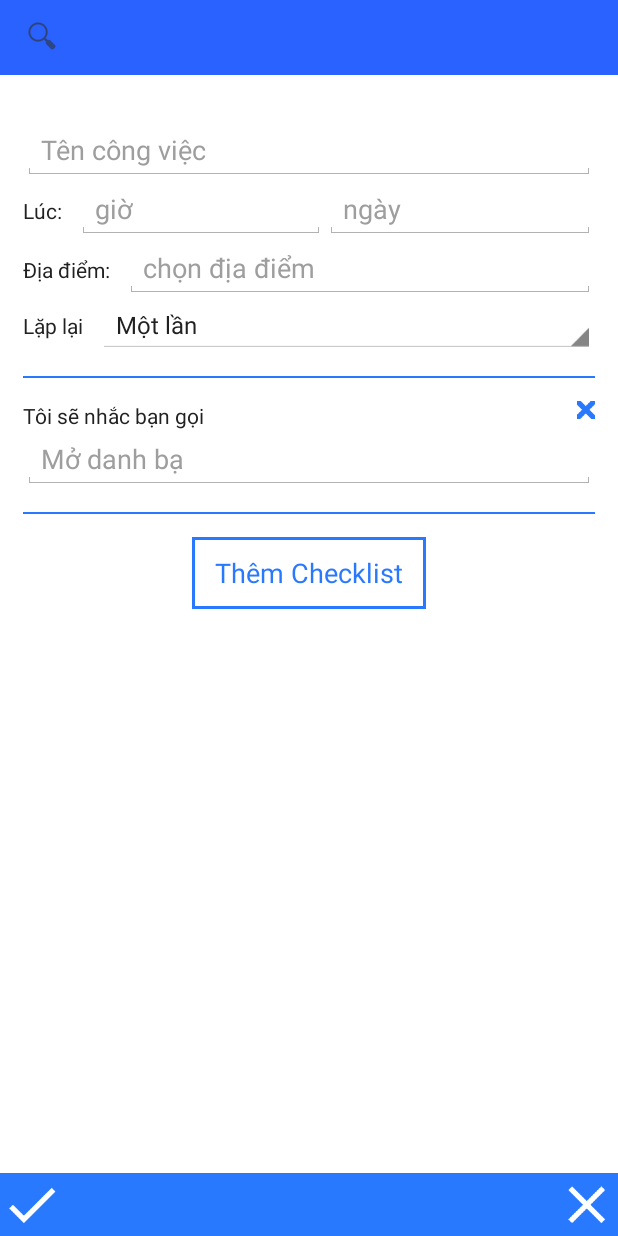
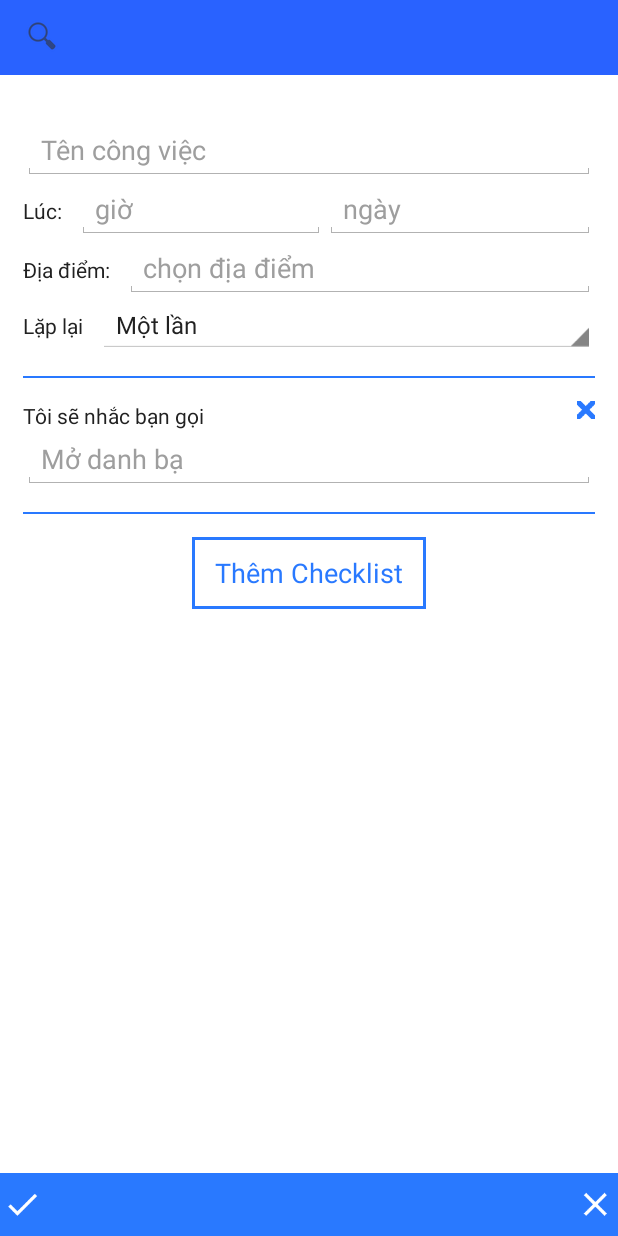
Before and after one commit to MinhNKB/ebutler-capstone-project, an Android app: the TaskDetail screen opened directly, with no data from a screen before it, on a phone screen of 412 x 824 dp. Run offline under Robolectric (Android 15) with nearby library versions, the phone set to English and light mode, and no system bars.

Commit message:
+ remove unneeded dependencies + Change Button to ImageButton in code + Change size of taskbar icons.

```diff
--- a/app/src/main/java/com/guardian/ebutler/ebutler/ChooseLocation.java
+++ b/app/src/main/java/com/guardian/ebutler/ebutler/ChooseLocation.java
@@ -2,16 +2,11 @@ package com.guardian.ebutler.ebutler;
 
 import android.app.Activity;
 import android.content.Intent;
-import android.content.res.Resources;
 import android.os.Bundle;
 import android.view.View;
 import android.widget.Button;
-import android.widget.EditText;
 
 import com.guardian.ebutler.screenhelper.FullscreenHelper;
-import com.guardian.ebutler.world.Global;
-
-import java.util.HashMap;
 
 public class ChooseLocation extends Activity implements View.OnClickListener {
 
--- a/app/src/main/java/com/guardian/ebutler/ebutler/ChooseTime.java
+++ b/app/src/main/java/com/guardian/ebutler/ebutler/ChooseTime.java
@@ -6,8 +6,8 @@ import android.content.Intent;
 import android.os.Build;
 import android.os.Bundle;
 import android.view.View;
-import android.widget.Button;
 import android.widget.DatePicker;
+import android.widget.ImageButton;
 import android.widget.TimePicker;
 
 public class ChooseTime extends Activity {
@@ -22,7 +22,7 @@ public class ChooseTime extends Activity {
     private void bindNavigationLocation() {
         final Context context = this;
 
-        Button button = (Button)findViewById(R.id.choose_time_buttonConfirm);
+        ImageButton button = (ImageButton)findViewById(R.id.choose_time_buttonConfirm);
         button.setOnClickListener(new View.OnClickListener() {
             @Override
             public void onClick(View v) {
@@ -57,7 +57,7 @@ public class ChooseTime extends Activity {
             }
         });
 
-        button = (Button)findViewById(R.id.choose_time_buttonCancel);
+        button = (ImageButton)findViewById(R.id.choose_time_buttonCancel);
         button.setOnClickListener(new View.OnClickListener() {
             @Override
             public void onClick(View v) {
--- a/app/src/main/java/com/guardian/ebutler/ebutler/Dashboard.java
+++ b/app/src/main/java/com/guardian/ebutler/ebutler/Dashboard.java
@@ -5,10 +5,7 @@ import android.content.Context;
 import android.content.Intent;
 import android.os.Bundle;
 import android.view.View;
-import android.view.ViewGroup;
 import android.widget.AdapterView;
-import android.widget.ArrayAdapter;
-import android.widget.Button;
 import android.widget.ImageButton;
 import android.widget.LinearLayout;
 import android.widget.ListView;
@@ -56,7 +53,7 @@ public class Dashboard extends Activity {
     private void bindNavigationLocation() {
         final Context context = this;
 
-        Button button = (Button)findViewById(R.id.dashboard_buttonAddTask);
+        ImageButton button = (ImageButton)findViewById(R.id.dashboard_buttonAddTask);
         button.setOnClickListener(new View.OnClickListener() {
             @Override
             public void onClick(View v) {
--- a/app/src/main/java/com/guardian/ebutler/ebutler/InfoDeclined.java
+++ b/app/src/main/java/com/guardian/ebutler/ebutler/InfoDeclined.java
@@ -5,7 +5,7 @@ import android.content.Context;
 import android.content.Intent;
 import android.os.Bundle;
 import android.view.View;
-import android.widget.Button;
+import android.widget.ImageButton;
 
 public class InfoDeclined extends Activity {
 
@@ -19,7 +19,7 @@ public class InfoDeclined extends Activity {
     private void bindNavigationLocation() {
         final Context context = this;
 
-        Button button = (Button)findViewById(R.id.info_declined_buttonDashboard);
+        ImageButton button = (ImageButton)findViewById(R.id.info_declined_buttonDashboard);
         button.setOnClickListener(new View.OnClickListener() {
             @Override
             public void onClick(View v) {
@@ -29,7 +29,7 @@ public class InfoDeclined extends Activity {
             }
         });
 
-        button = (Button)findViewById(R.id.info_declined_buttonAddTask);
+        button = (ImageButton)findViewById(R.id.info_declined_buttonAddTask);
         button.setOnClickListener(new View.OnClickListener() {
             @Override
             public void onClick(View v) {
--- a/app/src/main/java/com/guardian/ebutler/ebutler/InfoFinish.java
+++ b/app/src/main/java/com/guardian/ebutler/ebutler/InfoFinish.java
@@ -5,7 +5,7 @@ import android.content.Context;
 import android.content.Intent;
 import android.os.Bundle;
 import android.view.View;
-import android.widget.Button;
+import android.widget.ImageButton;
 
 public class InfoFinish extends Activity {
 
@@ -19,7 +19,7 @@ public class InfoFinish extends Activity {
     private void bindNavigationLocation() {
         final Context context = this;
 
-        Button button = (Button)findViewById(R.id.info_finish_buttonDashboard);
+        ImageButton button = (ImageButton)findViewById(R.id.info_finish_buttonDashboard);
         button.setOnClickListener(new View.OnClickListener() {
             @Override
             public void onClick(View v) {
@@ -29,7 +29,7 @@ public class InfoFinish extends Activity {
             }
         });
 
-        button = (Button)findViewById(R.id.info_finish_buttonAddTask);
+        button = (ImageButton)findViewById(R.id.info_finish_buttonAddTask);
         button.setOnClickListener(new View.OnClickListener() {
             @Override
             public void onClick(View v) {
--- a/app/src/main/java/com/guardian/ebutler/ebutler/TaskDetail.java
+++ b/app/src/main/java/com/guardian/ebutler/ebutler/TaskDetail.java
@@ -7,8 +7,8 @@ import android.os.Bundle;
 import android.view.MotionEvent;
 import android.view.View;
 import android.view.inputmethod.InputMethodManager;
-import android.widget.Button;
 import android.widget.EditText;
+import android.widget.ImageButton;
 
 import com.guardian.ebutler.screenhelper.FullscreenHelper;
 
@@ -62,7 +62,7 @@ public class TaskDetail extends Activity {
                                       }
         );
 
-        Button button = (Button)findViewById(R.id.task_detail_buttonDone);
+        ImageButton button = (ImageButton)findViewById(R.id.task_detail_buttonDone);
         button.setOnClickListener(new View.OnClickListener() {
             @Override
             public void onClick(View v) {
@@ -72,7 +72,7 @@ public class TaskDetail extends Activity {
             }
         });
 
-        button = (Button)findViewById(R.id.task_detail_buttonCancel);
+        button = (ImageButton)findViewById(R.id.task_detail_buttonCancel);
         button.setOnClickListener(new View.OnClickListener() {
             @Override
             public void onClick(View v) {
--- a/app/src/main/res/layout/activity_location_detail.xml
+++ b/app/src/main/res/layout/activity_location_detail.xml
@@ -99,13 +99,13 @@
     </ScrollView>
     <RelativeLayout
         android:layout_width="match_parent"
-        android:layout_height="42dp"
+        android:layout_height="@dimen/taskbar_height"
         android:gravity="bottom"
         android:layout_marginTop="10dp"
         android:background="@color/colorPrimary"
         >
         <ImageButton
-            android:layout_width="42dp"
+            android:layout_width="@dimen/taskbar_iconSize"
             android:layout_height="match_parent"
             android:background="@drawable/blue_button"
             android:src="@mipmap/ic_edit"
@@ -114,6 +114,8 @@
             android:layout_alignParentLeft="true"
             android:layout_centerVertical="true"
             android:id="@+id/info_finish_buttonDashboard"
+            android:scaleType="fitCenter"
+            android:adjustViewBounds="true"
             />
     </RelativeLayout>
 </LinearLayout>
--- a/app/src/main/res/layout/activity_task_detail.xml
+++ b/app/src/main/res/layout/activity_task_detail.xml
@@ -149,13 +149,13 @@
     </ScrollView>
     <RelativeLayout
         android:layout_width="match_parent"
-        android:layout_height="42dp"
+        android:layout_height="@dimen/taskbar_height"
         android:gravity="bottom"
         android:layout_marginTop="10dp"
         android:background="@color/colorPrimary"
         >
         <ImageButton
-            android:layout_width="42dp"
+            android:layout_width="@dimen/taskbar_iconSize"
             android:layout_height="match_parent"
             android:background="@drawable/blue_button"
             android:src="@mipmap/ic_done"
@@ -163,17 +163,22 @@
             android:layout_alignParentStart="true"
             android:layout_alignParentLeft="true"
             android:layout_centerVertical="true"
+            android:id="@+id/task_detail_buttonDone"
+            android:scaleType="fitCenter"
+            android:adjustViewBounds="true"
             />
         <!--<ImageButton-->
-            <!--android:layout_width="42dp"-->
+            <!--android:layout_width="@dimen/taskbar_iconSize"-->
             <!--android:layout_height="match_parent"-->
             <!--android:background="@drawable/blue_button"-->
             <!--android:src="@mipmap/ic_clear"-->
             <!--android:layout_centerInParent="true"-->
             <!--android:layout_centerVertical="true"-->
+            <!--android:scaleType="fitCenter"-->
+            <!--android:adjustViewBounds="true"-->
             <!--/>-->
         <ImageButton
-            android:layout_width="42dp"
+            android:layout_width="@dimen/taskbar_iconSize"
             android:layout_height="match_parent"
             android:background="@drawable/blue_button"
             android:src="@mipmap/ic_clear"
@@ -181,6 +186,9 @@
             android:layout_alignParentEnd="true"
             android:layout_alignParentRight="true"
             android:layout_centerVertical="true"
+            android:id="@+id/task_detail_buttonCancel"
+            android:scaleType="fitCenter"
+            android:adjustViewBounds="true"
             />
     </RelativeLayout>
 </LinearLayout>
--- a/app/src/main/res/values/dimens.xml
+++ b/app/src/main/res/values/dimens.xml
@@ -10,4 +10,6 @@
     <dimen name="activity_vertical_margin">0dp</dimen>
     <dimen name="layout_padding">15dp</dimen>
     <dimen name="paragraph_padding">30dp</dimen>
+    <dimen name="taskbar_height">42dp</dimen>
+    <dimen name="taskbar_iconSize">30dp</dimen>
 </resources>
```
Also changed, not shown: app/src/main/res/layout/activity_choose_location.xml (+7 -4 lines), app/src/main/res/layout/activity_choose_time.xml (+7 -3 lines), app/src/main/res/layout/activity_dashboard.xml (+7 -3 lines), app/src/main/res/layout/activity_info_declined.xml (+10 -4 lines), app/src/main/res/layout/activity_info_finish.xml (+10 -4 lines).
